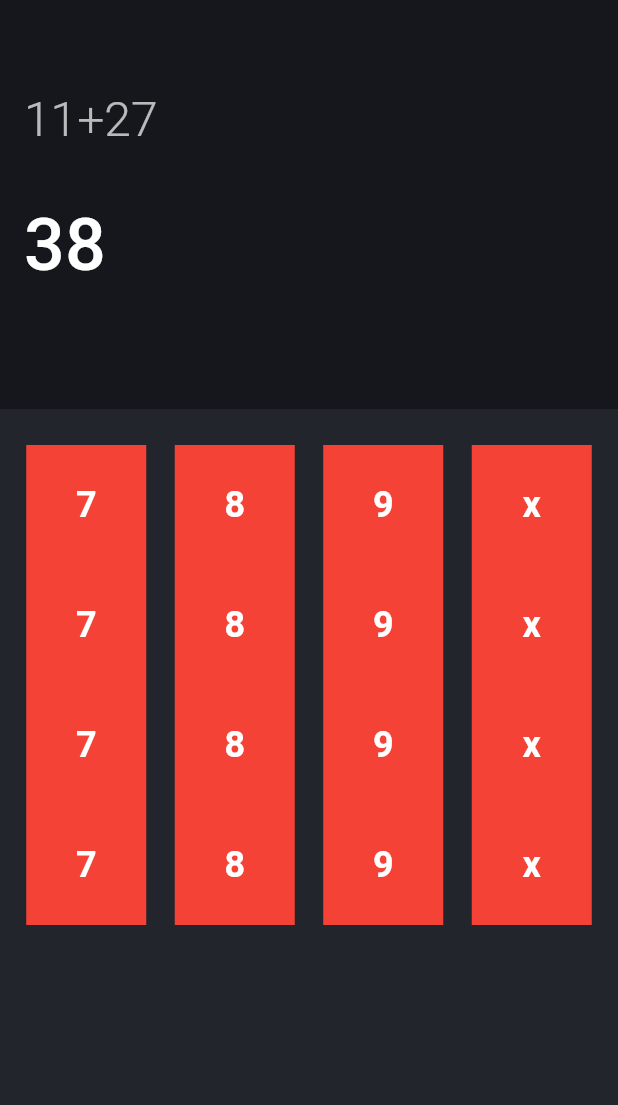
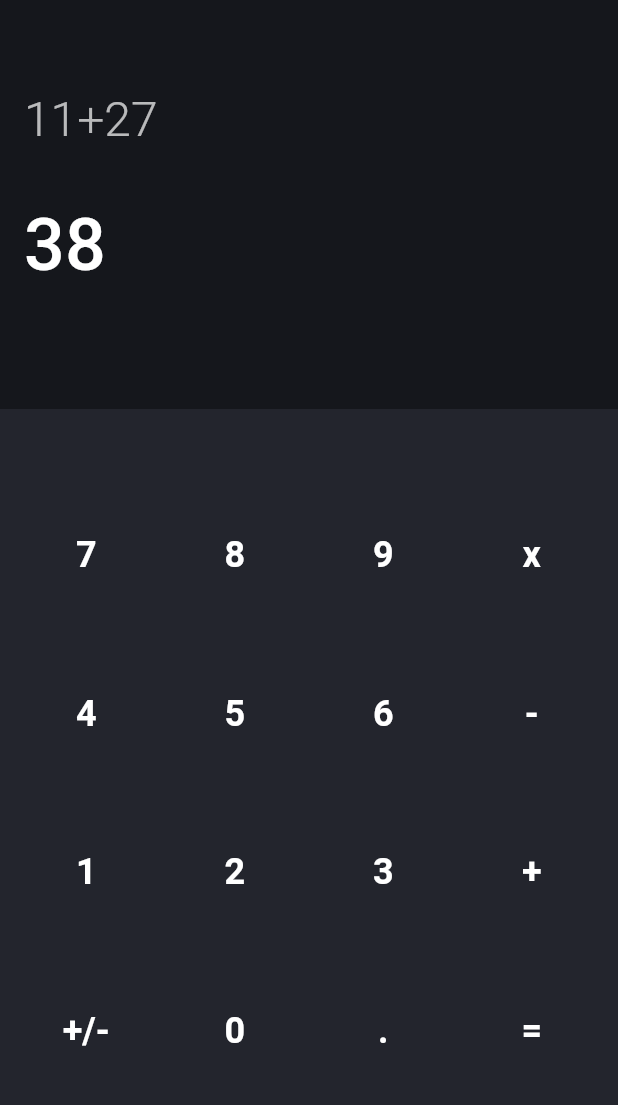
Before and after one commit to MoeZalzala11/Flutter_Calculator, a Flutter app: the screen it shows after launch, on a phone screen of 412 x 824 dp, the part 59-1164 px from its top. Run offline on Flutter 3.47's test engine with Material 2 defaults, Android fonts, the phone set to English and light mode, and no system bars.

Commit message:
edit the size of the buttons and its title

```diff
--- a/lib/calculator_button.dart
+++ b/lib/calculator_button.dart
@@ -17,12 +17,8 @@ class CalculatorButton extends StatelessWidget {
 
   @override
   Widget build(BuildContext context) {
-    return Container(
-        width: 80,
-        height: 80,
-        color: Colors.red,
-        padding: const EdgeInsets.all(8),
-        alignment: Alignment.center,
+    return SizedBox(
+      height: 64,
       child: TextButton(
         onPressed: onPress,
         child: Text(
@@ -33,6 +29,7 @@ class CalculatorButton extends StatelessWidget {
             color: Colors.white,
           ),
         ),
-        ));
+      ),
+    );
   }
 }
--- a/lib/calculator_home_screen.dart
+++ b/lib/calculator_home_screen.dart
@@ -54,8 +54,12 @@ class _CalculatorHomePageState extends State<CalculatorHomePage> {
               padding: const EdgeInsets.fromLTRB(8, 24, 8, 24),
               color: const Color(0xff23252D),
               child: Column(
+                crossAxisAlignment: CrossAxisAlignment.center,
+                mainAxisAlignment: MainAxisAlignment.spaceEvenly,
                 children: [
-                  Row(
+                  SizedBox(
+                    height: 64,
+                    child: Row(
                       mainAxisAlignment: MainAxisAlignment.spaceAround,
                       children: [
                         CalculatorButton(
@@ -100,11 +104,12 @@ class _CalculatorHomePageState extends State<CalculatorHomePage> {
                         ),
                       ],
                     ),
+                  ),
                   Row(mainAxisAlignment: MainAxisAlignment.spaceAround,
                     children: [
                       CalculatorButton(
                         labelColor: Colors.white,
-                        label: '7',
+                        label: '4',
                         onPress: () {
                           if (kDebugMode) {
                             print('hello');
@@ -114,7 +119,7 @@ class _CalculatorHomePageState extends State<CalculatorHomePage> {
                       ),
                       CalculatorButton(
                         labelColor: Colors.white,
-                        label: '8',
+                        label: '5',
                         onPress: () {
                           if (kDebugMode) {
                             print('hello');
@@ -124,7 +129,7 @@ class _CalculatorHomePageState extends State<CalculatorHomePage> {
                       ),
                       CalculatorButton(
                         labelColor: Colors.white,
-                        label: '9',
+                        label: '6',
                         onPress: () {
                           if (kDebugMode) {
                             print('hello');
@@ -134,7 +139,7 @@ class _CalculatorHomePageState extends State<CalculatorHomePage> {
                       ),
                       CalculatorButton(
                         labelColor: Colors.white,
-                        label: 'x',
+                        label: '-',
                         onPress: () {
                           if (kDebugMode) {
                             print('hello');
@@ -147,7 +152,7 @@ class _CalculatorHomePageState extends State<CalculatorHomePage> {
                     children: [
                       CalculatorButton(
                         labelColor: Colors.white,
-                        label: '7',
+                        label: '1',
                         onPress: () {
                           if (kDebugMode) {
                             print('hello');
@@ -157,7 +162,7 @@ class _CalculatorHomePageState extends State<CalculatorHomePage> {
                       ),
                       CalculatorButton(
                         labelColor: Colors.white,
-                        label: '8',
+                        label: '2',
                         onPress: () {
                           if (kDebugMode) {
                             print('hello');
@@ -167,7 +172,7 @@ class _CalculatorHomePageState extends State<CalculatorHomePage> {
                       ),
                       CalculatorButton(
                         labelColor: Colors.white,
-                        label: '9',
+                        label: '3',
                         onPress: () {
                           if (kDebugMode) {
                             print('hello');
@@ -177,7 +182,7 @@ class _CalculatorHomePageState extends State<CalculatorHomePage> {
                       ),
                       CalculatorButton(
                         labelColor: Colors.white,
-                        label: 'x',
+                        label: '+',
                         onPress: () {
                           if (kDebugMode) {
                             print('hello');
@@ -190,7 +195,7 @@ class _CalculatorHomePageState extends State<CalculatorHomePage> {
                     children: [
                       CalculatorButton(
                         labelColor: Colors.white,
-                        label: '7',
+                        label: '+/-',
                         onPress: () {
                           if (kDebugMode) {
                             print('hello');
@@ -200,7 +205,7 @@ class _CalculatorHomePageState extends State<CalculatorHomePage> {
                       ),
                       CalculatorButton(
                         labelColor: Colors.white,
-                        label: '8',
+                        label: '0',
                         onPress: () {
                           if (kDebugMode) {
                             print('hello');
@@ -210,7 +215,7 @@ class _CalculatorHomePageState extends State<CalculatorHomePage> {
                       ),
                       CalculatorButton(
                         labelColor: Colors.white,
-                        label: '9',
+                        label: '.',
                         onPress: () {
                           if (kDebugMode) {
                             print('hello');
@@ -220,7 +225,7 @@ class _CalculatorHomePageState extends State<CalculatorHomePage> {
                       ),
                       CalculatorButton(
                         labelColor: Colors.white,
-                        label: 'x',
+                        label: '=',
                         onPress: () {
                           if (kDebugMode) {
                             print('hello');
```
Lines whose indentation alone changed are shown as unchanged.
